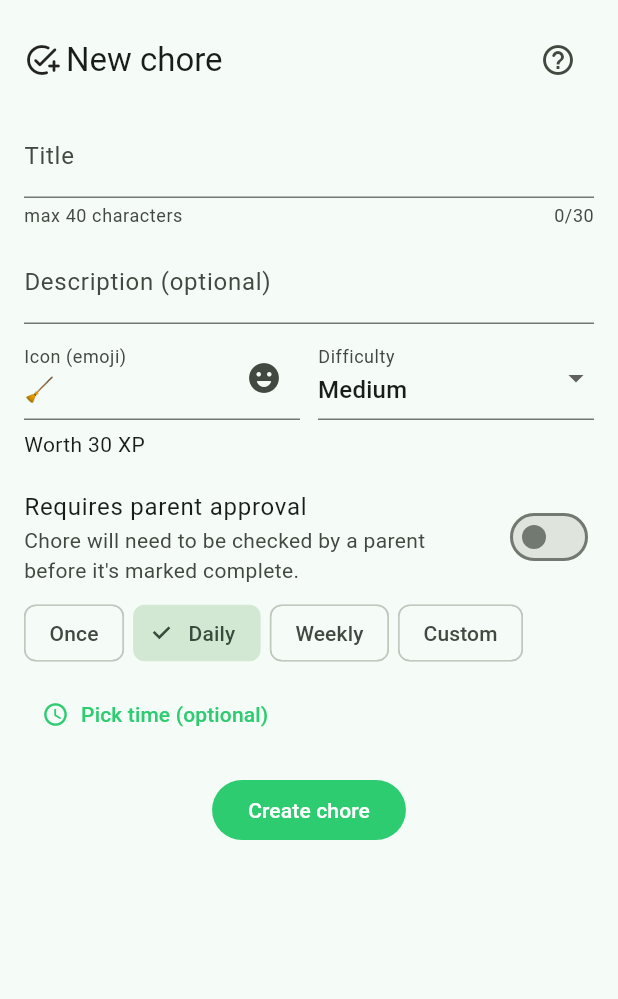
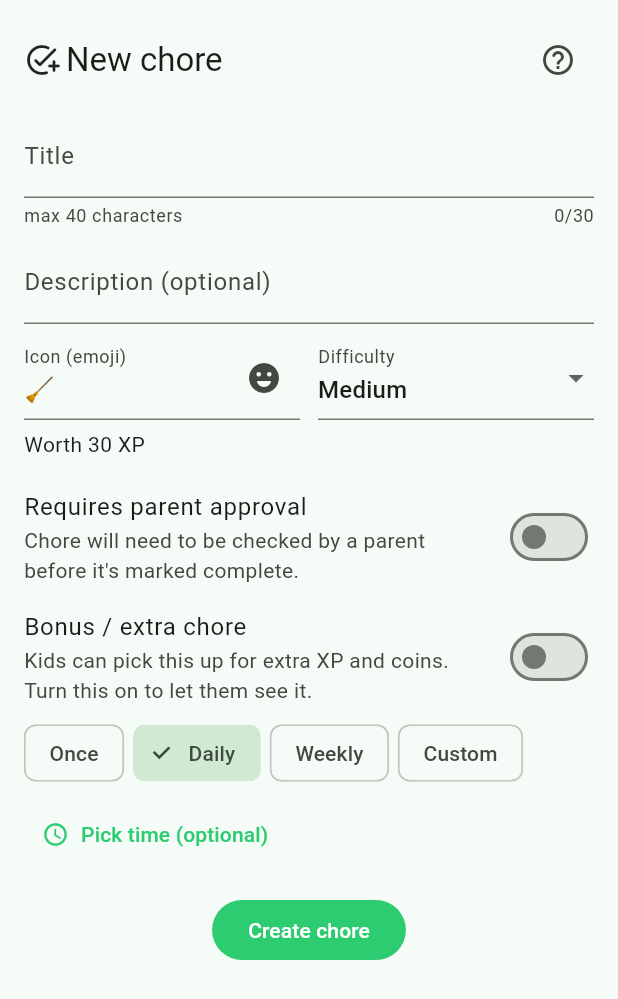
Before and after one commit to austin-adams19401/Chorezilla, a Flutter app: the ChoreEditorSheet widget shown alone on an empty page, opened directly with empty values, after a tap on "Create chore", on a phone screen of 412 x 824 dp. Shown: the top 999 px of the screen. Run offline on Flutter 3.47's test engine with Material 3 defaults, Android fonts, the light colour scheme and no system bars; our stand-ins replace cloud_firestore, confetti, firebase_auth, firebase_core, firebase_messaging, firebase_storage and 3 more; accounts and stored records are empty.

Commit message:
bonus chore tile in UI when creating chore

```diff
--- a/lib/pages/parent_dashboard/chore_editor_sheet.dart
+++ b/lib/pages/parent_dashboard/chore_editor_sheet.dart
@@ -25,6 +25,7 @@ class _ChoreEditorSheetState extends State<ChoreEditorSheet> {
   String? _timeOfDay;
   bool _busy = false;
   bool _requiresApproval = false;
+  bool _bonusOnly = false;
 
   @override
   void initState() {
@@ -41,6 +42,7 @@ class _ChoreEditorSheetState extends State<ChoreEditorSheet> {
         ..addAll(c.recurrence?.daysOfWeek ?? const []);
       _timeOfDay = c.recurrence?.timeOfDay;
       _requiresApproval = c.requiresApproval;
+      _bonusOnly = c.bonusOnly;
     }
   }
 
@@ -150,6 +152,15 @@ class _ChoreEditorSheetState extends State<ChoreEditorSheet> {
                   ),
                   value: _requiresApproval,
                   onChanged: (v) => setState(() => _requiresApproval = v),
+                ),
+                SwitchListTile(
+                  contentPadding: EdgeInsets.zero,
+                  title: const Text('Bonus / extra chore'),
+                  subtitle: const Text(
+                    'Kids can pick this up for extra XP and coins. Turn this on to let them see it.',
+                  ),
+                  value: _bonusOnly,
+                  onChanged: (v) => setState(() => _bonusOnly = v),
                 ),
                 Align(
                   alignment: Alignment.centerLeft,
@@ -276,6 +287,7 @@ class _ChoreEditorSheetState extends State<ChoreEditorSheet> {
           difficulty: _difficulty,
           recurrence: rec,
           requiresApproval: _requiresApproval,
+          bonusOnly: _bonusOnly
         );
       } else {
         await app.updateChore(
@@ -286,6 +298,7 @@ class _ChoreEditorSheetState extends State<ChoreEditorSheet> {
           difficulty: _difficulty,
           recurrence: rec,
           requiresApproval: _requiresApproval,
+          bonusOnly: _bonusOnly,
         );
       }
       if (!mounted) return;
```
